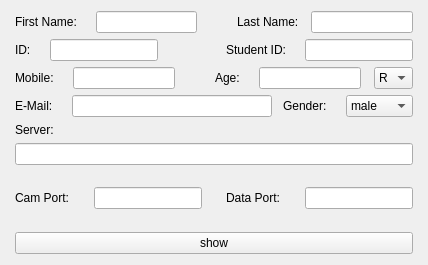
This is igt_client/mainwindow.ui in alishir/IGT_net as Qt 5 draws it before an edit. The edited form follows.
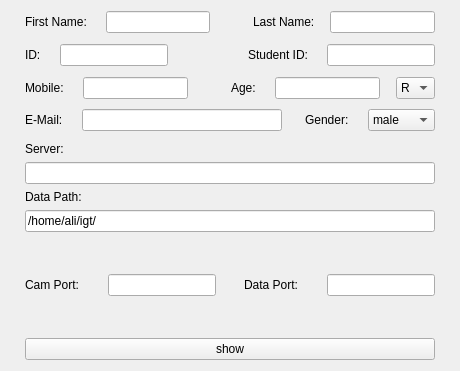
This is the edited form.

What changed in the file:
```diff
--- a/igt_client/mainwindow.ui
+++ b/igt_client/mainwindow.ui
@@ -6,8 +6,8 @@
    <rect>
     <x>0</x>
     <y>0</y>
-    <width>428</width>
-    <height>265</height>
+    <width>460</width>
+    <height>371</height>
    </rect>
   </property>
   <property name="windowTitle">
@@ -442,6 +442,20 @@
           <item>
            <widget class="QLineEdit" name="srvIP"/>
           </item>
+          <item>
+           <widget class="QLabel" name="label_12">
+            <property name="text">
+             <string>Data Path:</string>
+            </property>
+           </widget>
+          </item>
+          <item>
+           <widget class="QLineEdit" name="dataPath">
+            <property name="text">
+             <string>/home/ali/igt/</string>
+            </property>
+           </widget>
+          </item>
           <item>
            <spacer name="verticalSpacer">
             <property name="orientation">
```
